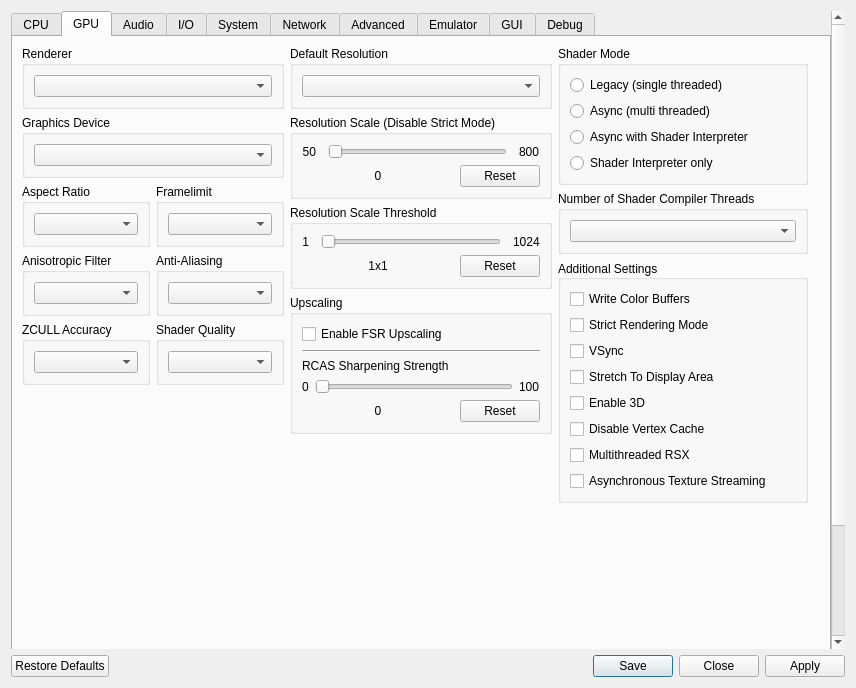
RPCS3/rpcs3, file rpcs3/rpcs3qt/settings_dialog.ui: the form before one commit.
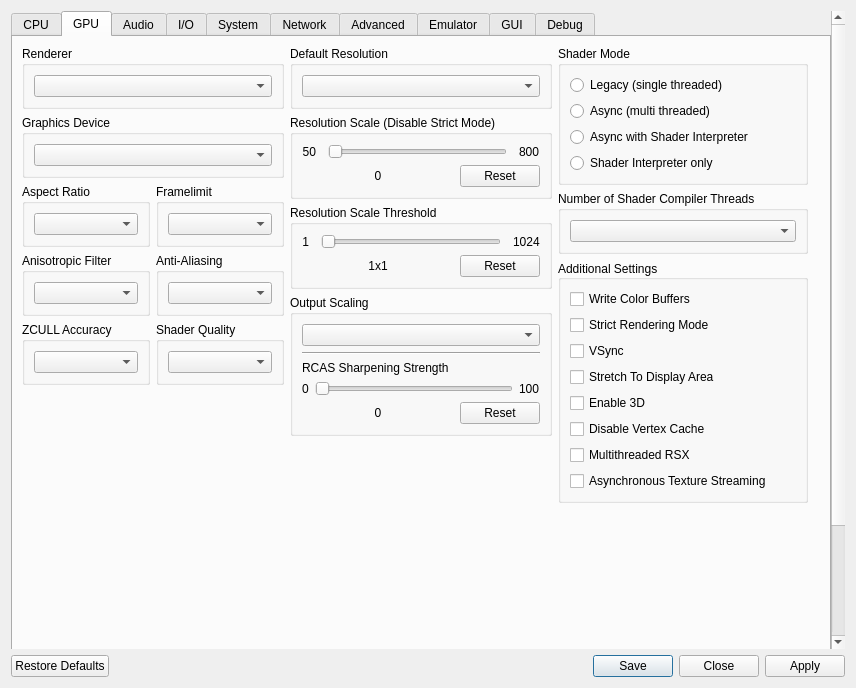
The form after the commit. The open tabs and pages were chosen to show the change. Icons and pictures are not drawn.

Commit message: Add output scaling filtering options, migrate FSR checkbox to these options

```diff
--- a/rpcs3/rpcs3qt/settings_dialog.ui
+++ b/rpcs3/rpcs3qt/settings_dialog.ui
@@ -740,15 +740,11 @@
             <item>
              <widget class="QGroupBox" name="gb_Upscaling">
               <property name="title">
-               <string>Upscaling</string>
+               <string>Output Scaling</string>
               </property>
               <layout class="QVBoxLayout" name="gb_Upscaling_layout">
                <item>
-                <widget class="QCheckBox" name="fsrUpscalingEnable">
-                 <property name="text">
-                  <string>Enable FSR Upscaling</string>
-                 </property>
-                </widget>
+                <widget class="QComboBox" name="outputScalingMode"/>
                </item>
                <item>
                 <widget class="Line" name="line">
```
Left out of the diff: 2 changed lines with no effect on the pictures. The commit also changes 15 other files.
